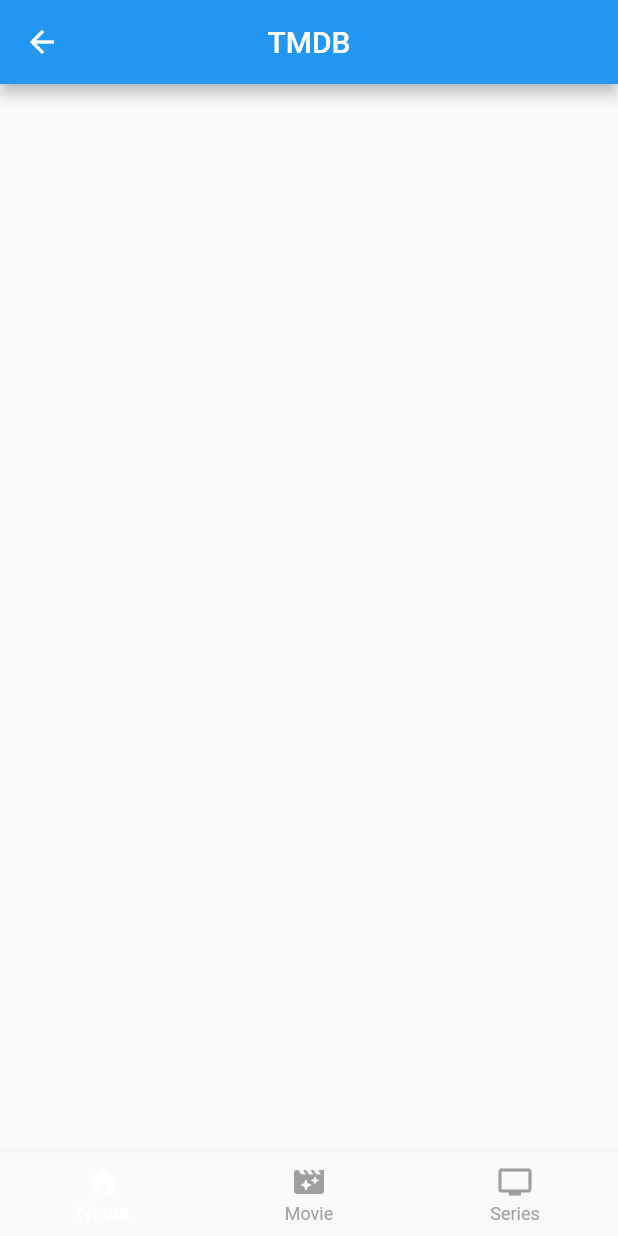
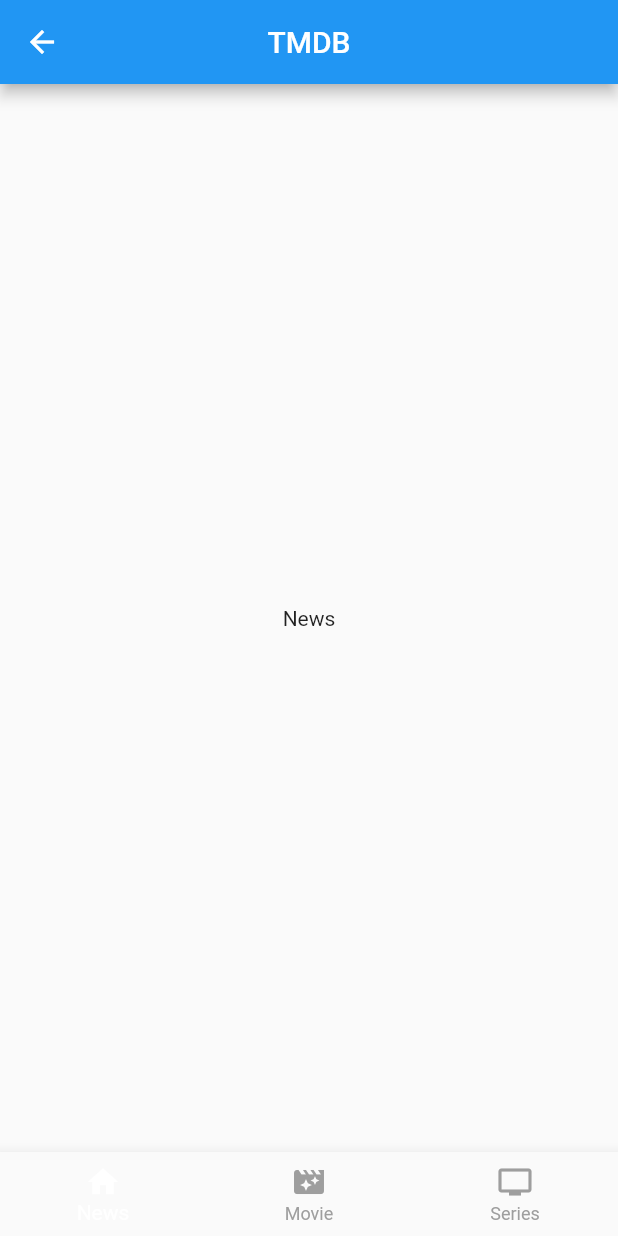
Before and after one commit to DarkPiano/The-Movie, a Flutter app: the MainScreenWidget screen opened by its route, on a phone screen of 412 x 824 dp. Run offline on Flutter 3.47's test engine with Material 2 defaults, Android fonts, the phone set to English and light mode, and no system bars.

Commit message:
feat: creating an array of widgets

```diff
--- a/lib/widgets/main screen/main_screen_widget.dart
+++ b/lib/widgets/main screen/main_screen_widget.dart
@@ -10,12 +10,18 @@
 class _MainScreenWidgetState extends State<MainScreenWidget> {
   int _selectedTab = 0;
 
-  void _onItemTab (int index) {
-    if(_selectedTab == index) return;
+  void _onItemTab(int index) {
+    if (_selectedTab == index) return;
     setState(() {
       _selectedTab = index;
     });
   }
+
+  static const List<Widget> _widgetOption = <Widget>[
+    Text('News'),
+    Text('Movie'),
+    Text('Series'),
+  ];
 
   @override
   Widget build(BuildContext context) {
@@ -23,6 +29,9 @@
       appBar: AppBar(
         centerTitle: true,
         title: const Text('TMDB'),
+      ),
+      body: Center(
+        child: _widgetOption[_selectedTab],
       ),
       bottomNavigationBar: BottomNavigationBar(
         currentIndex: _selectedTab,
```
